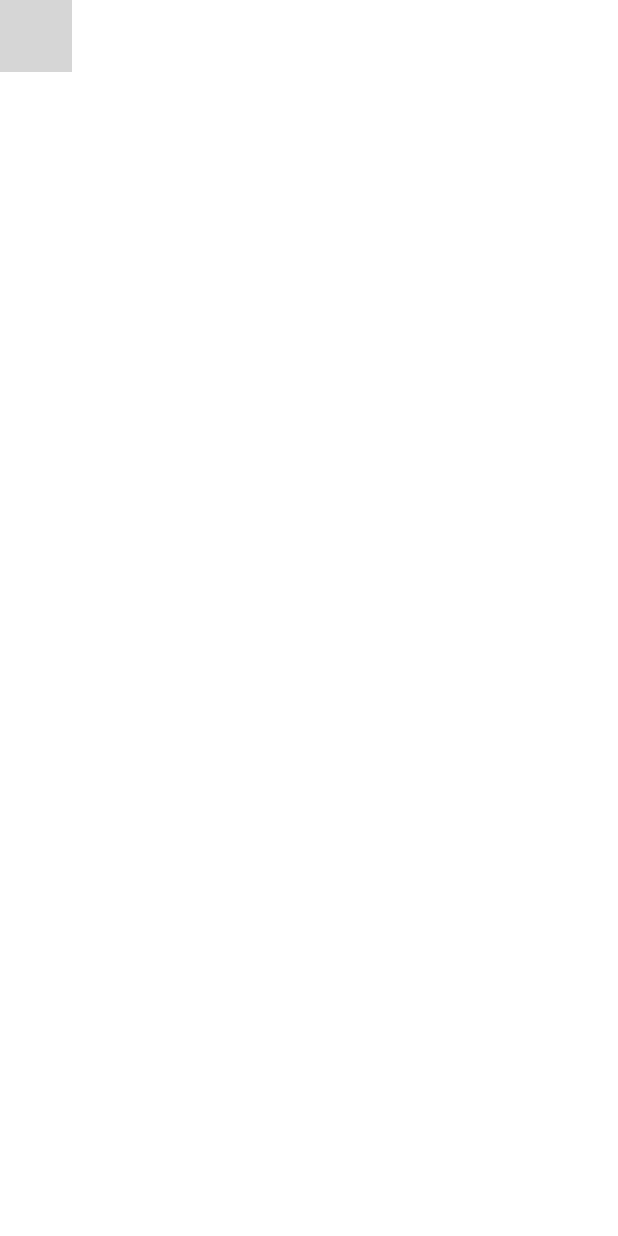
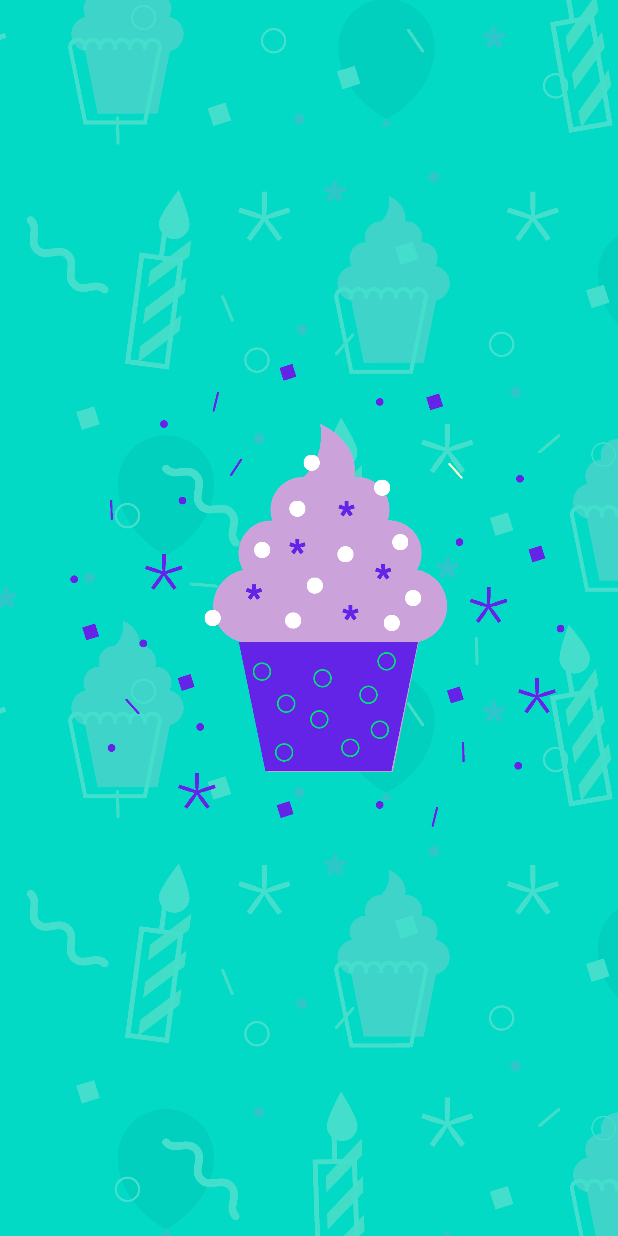
Before and after one commit to YogiBearH/Birthday, an Android app built with Jetpack Compose: the composable BirthdayGreetingWithImage called with empty values, on a phone screen of 412 x 824 dp. Run offline under Robolectric (Android 15) with nearby library versions, the phone set to English and light mode, and no system bars; grey boxes are pictures that could not be loaded.

Commit message:
Added image with text

```diff
--- a/app/src/main/java/com/example/happybirthday/MainActivity.kt
+++ b/app/src/main/java/com/example/happybirthday/MainActivity.kt
@@ -1,16 +1,18 @@
 package com.example.happybirthday
 
-import android.media.Image
 import android.os.Bundle
 import androidx.activity.ComponentActivity
 import androidx.activity.compose.setContent
+import androidx.compose.foundation.Image
 import androidx.compose.foundation.layout.*
 import androidx.compose.material.MaterialTheme
 import androidx.compose.material.Surface
 import androidx.compose.material.Text
 import androidx.compose.runtime.Composable
+import androidx.compose.ui.Alignment
 import androidx.compose.ui.Modifier
 import androidx.compose.ui.graphics.Color
+import androidx.compose.ui.layout.ContentScale
 import androidx.compose.ui.res.painterResource
 import androidx.compose.ui.tooling.preview.Preview
 import androidx.compose.ui.unit.dp
@@ -36,7 +38,7 @@ class MainActivity : ComponentActivity() {
 
 @Composable
 fun BirthdayGreetingWithText(message1: String, message2: String, from: String) {
-    Surface(color = Color.DarkGray) {
+    Surface(color = Color.Transparent) {
         Column(modifier = Modifier.padding(100.dp)) {
             Text(
                 text = message1,
@@ -61,10 +63,15 @@ fun BirthdayGreetingWithText(message1: String, message2: String, from: String) {
 @Composable
 fun BirthdayGreetingWithImage(message1: String, message2: String, from: String) {
     val image = painterResource(R.drawable.androidparty)
-    Image(
-        painter = image,
-        contentDescription = null
-    )
+    Box {
+        Image(
+            painter = image,
+            contentDescription = null,
+            modifier = Modifier.fillMaxHeight().fillMaxWidth(),
+            contentScale = ContentScale.Crop
+        )
+        BirthdayGreetingWithText(message1 = message1, message2 = message2, from = from)
+    }
 }
 
 @Preview(showBackground = true)
```
